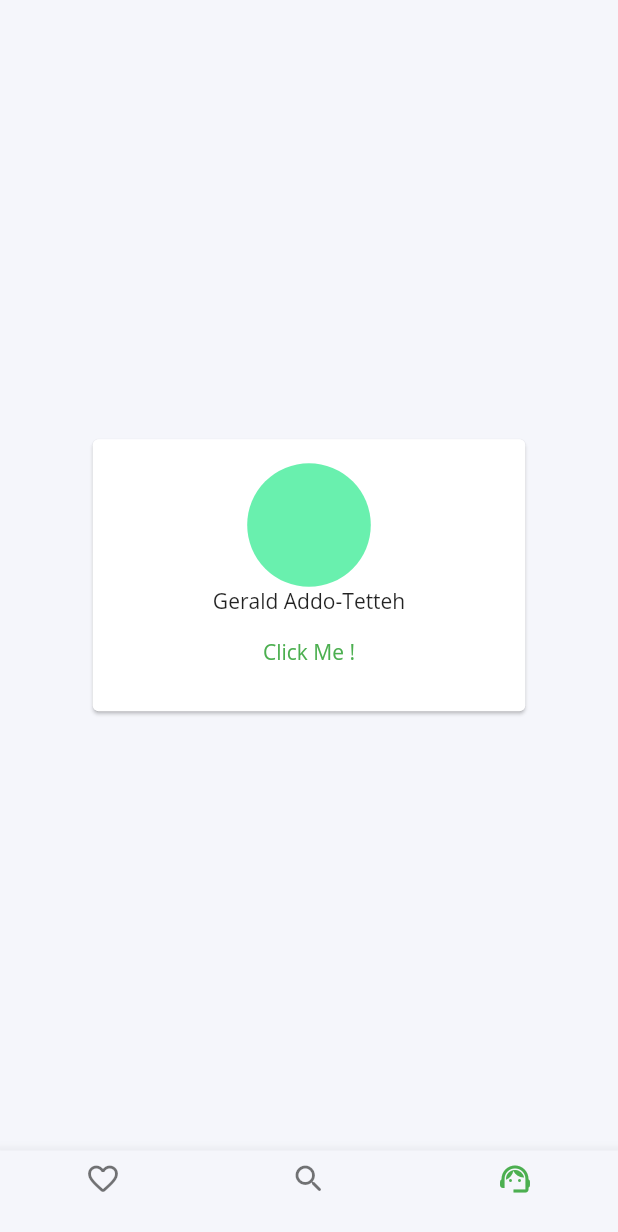
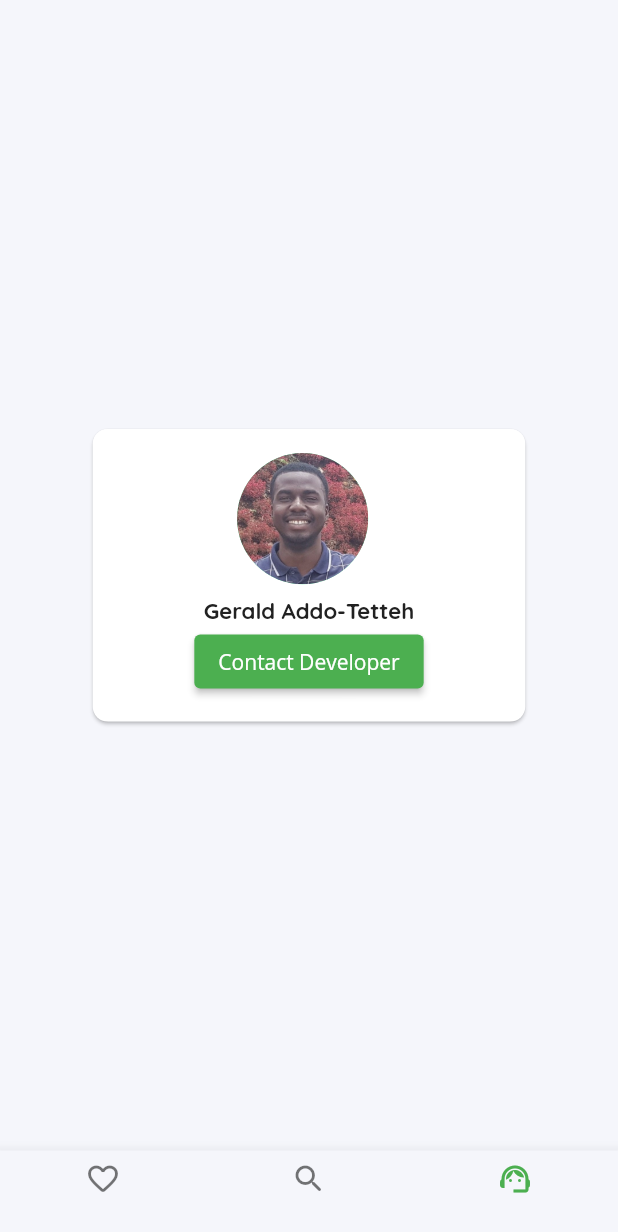
Before and after one commit to gerald-tetteh/Personal-Chef, a Flutter app: the screen it shows after launch, item 3 of the bottom bar chosen, on a phone screen of 412 x 824 dp. Shown: the top 1232 px of the screen. Run offline on Flutter 3.47's test engine with Material 2 defaults, Android fonts, the phone set to English and light mode, and no system bars; our stand-ins replace font_awesome_flutter, sqflite; accounts and stored records are empty.

Commit message:
completed contact page && added card animations && url launcher

```diff
--- /dev/null
+++ b/lib/components/contact_page/contact_card.dart
@@ -0,0 +1,178 @@
+import 'dart:io';
+
+import 'package:flutter/material.dart';
+import 'package:font_awesome_flutter/font_awesome_flutter.dart';
+import 'package:url_launcher/url_launcher.dart' as launcher;
+
+import '../../utils/text_util.dart';
+import '../../utils/default_util.dart';
+import '../../utils/colors_util.dart';
+
+class ContactCard extends StatelessWidget {
+  const ContactCard({
+    Key key,
+    @required this.constraints,
+    @required this.content,
+    @required this.columnFadeAnimation,
+    @required this.rowFadeAnimation,
+    @required this.moveAnimation,
+    @required this.expandRow,
+    @required this.expandColumn,
+  }) : super(key: key);
+
+  final BoxConstraints constraints;
+  final List<Widget> Function(double radius) content;
+  final Animation<double> rowFadeAnimation;
+  final Animation<double> columnFadeAnimation;
+  final Function moveAnimation;
+  final bool expandColumn;
+  final bool expandRow;
+
+  @override
+  Widget build(BuildContext context) {
+    var isAndroid = Platform.isAndroid;
+    return Card(
+      shape: RoundedRectangleBorder(
+        borderRadius: BorderRadius.circular(10),
+      ),
+      child: Container(
+        width: constraints.maxWidth * 0.7,
+        padding: const EdgeInsets.all(16),
+        child: Container(
+          child: Column(
+            mainAxisSize: MainAxisSize.min,
+            children: [
+              FadeTransition(
+                opacity: rowFadeAnimation,
+                child: AnimatedContainer(
+                  duration: Duration(milliseconds: 700),
+                  height: expandRow ? constraints.maxHeight * 0.06 : 0,
+                  child: Row(
+                    children: content(constraints.maxWidth * 0.05),
+                  ),
+                ),
+              ),
+              FadeTransition(
+                opacity: columnFadeAnimation,
+                child: AnimatedContainer(
+                  duration: Duration(milliseconds: 700),
+                  height: expandColumn ? constraints.maxHeight * 0.15 : 0,
+                  child: FittedBox(
+                    child: Column(
+                      mainAxisSize: MainAxisSize.min,
+                      children: content(constraints.maxWidth * 0.1),
+                    ),
+                  ),
+                ),
+              ),
+              FadeTransition(
+                opacity: rowFadeAnimation,
+                child: AnimatedContainer(
+                  duration: Duration(milliseconds: 700),
+                  height: expandRow ? constraints.maxHeight * 0.28 : 0,
+                  child: FittedBox(
+                    child: Column(
+                      crossAxisAlignment: CrossAxisAlignment.start,
+                      mainAxisAlignment: MainAxisAlignment.center,
+                      children: [
+                        FittedBox(
+                          child: ContactDetailTile(
+                            icon: FontAwesomeIcons.github,
+                            text: "GitHub (Source Code)",
+                            onClick: () async {
+                              await _launchPage(
+                                context,
+                                isAndroid,
+                                DefaultUtil.githubUrl,
+                              );
+                            },
+                          ),
+                        ),
+                        FittedBox(
+                          child: ContactDetailTile(
+                            icon: FontAwesomeIcons.linkedin,
+                            text: "LinkedIn",
+                            onClick: () async {
+                              await _launchPage(
+                                context,
+                                isAndroid,
+                                DefaultUtil.linkedInProfile,
+                              );
+                            },
+                          ),
+                        ),
+                        FittedBox(
+                          child: ContactDetailTile(
+                            icon: FontAwesomeIcons.mailBulk,
+                            text: "Email",
+                            onClick: () async {
+                              await _launchPage(
+                                context,
+                                isAndroid,
+                                "mailto:${DefaultUtil.email}?subject=Chef",
+                              );
+                            },
+                          ),
+                        ),
+                      ],
+                    ),
+                  ),
+                ),
+              ),
+              ElevatedButton(
+                child: Text("Contact Developer"),
+                onPressed: () => moveAnimation(),
+              ),
+            ],
+          ),
+        ),
+      ),
+    );
+  }
+
+  Future<void> _launchPage(
+      BuildContext context, bool isAndroid, String url) async {
+    if (await launcher.canLaunch(url)) {
+      try {
+        await launcher.launch(url);
+      } catch (e) {
+        ScaffoldMessenger.of(context).removeCurrentSnackBar();
+        ScaffoldMessenger.of(context).showSnackBar(
+            DefaultUtil.showSnackBar("An error occured", isAndroid));
+      }
+    } else {
+      ScaffoldMessenger.of(context).removeCurrentSnackBar();
+      ScaffoldMessenger.of(context).showSnackBar(
+          DefaultUtil.showSnackBar("An error occured", isAndroid));
+    }
+  }
+}
+
+class ContactDetailTile extends StatelessWidget {
+  const ContactDetailTile({
+    Key key,
+    @required this.text,
+    @required this.icon,
+    @required this.onClick,
+  }) : super(key: key);
+
+  final String text;
+  final IconData icon;
+  final Function onClick;
+
+  @override
+  Widget build(BuildContext context) {
+    return Container(
+      child: TextButton.icon(
+        onPressed: onClick,
+        label: Text(
+          text,
+          style: TextUtil.lightHeader.copyWith(
+            color: ColorUtil.greyDarken4,
+          ),
+        ),
+        icon: Icon(icon),
+      ),
+    );
+  }
+}
--- a/lib/pages/contact_page.dart
+++ b/lib/pages/contact_page.dart
@@ -1,34 +1,97 @@
+import 'package:flutter/cupertino.dart';
 import 'package:flutter/material.dart';
-import 'package:animations/animations.dart' as animations;
 
 import '../utils/colors_util.dart';
+import '../utils/text_util.dart';
+import '../components/contact_page/contact_card.dart';
 
-class ContactPage extends StatelessWidget {
+class ContactPage extends StatefulWidget {
+  const ContactPage();
+  @override
+  _ContactPageState createState() => _ContactPageState();
+}
+
+class _ContactPageState extends State<ContactPage>
+    with SingleTickerProviderStateMixin {
+  List<Widget> children(double radius) {
+    return [
+      Container(
+        margin: const EdgeInsets.only(bottom: 8),
+        padding: const EdgeInsets.only(right: 8),
+        child: CircleAvatar(
+          backgroundColor: ColorUtil.green,
+          radius: radius,
+          backgroundImage: AssetImage("assets/images/profile_picture.jpg"),
+        ),
+      ),
+      Text(
+        "Gerald Addo-Tetteh",
+        style: TextUtil.titleText,
+      ),
+    ];
+  }
+
+  AnimationController _controller;
+  Animation<double> _rowFadeAnimation;
+  Animation<double> _columnFadeAnimation;
+  bool _expandRow = false;
+  bool _expandColumn = true;
+
+  bool forward = true;
+
+  @override
+  void initState() {
+    _controller = AnimationController(
+      vsync: this,
+      duration: Duration(milliseconds: 700),
+    );
+    _rowFadeAnimation = Tween<double>(begin: 0.0, end: 1.0).animate(
+      CurvedAnimation(
+        parent: _controller,
+        curve: Curves.easeIn,
+      ),
+    );
+    _columnFadeAnimation = Tween<double>(begin: 1.0, end: 0.0).animate(
+      CurvedAnimation(
+        parent: _controller,
+        curve: Curves.easeIn,
+      ),
+    );
+    super.initState();
+  }
+
+  void moveAnimation() {
+    if (forward) {
+      _controller.forward();
+      forward = !forward;
+      setState(() {
+        _expandColumn = !_expandColumn;
+        _expandRow = !_expandRow;
+      });
+    } else {
+      _controller.reverse();
+      forward = !forward;
+      setState(() {
+        _expandColumn = !_expandColumn;
+        _expandRow = !_expandRow;
+      });
+    }
+  }
+
   @override
   Widget build(BuildContext context) {
     return Container(
       child: Center(
         child: LayoutBuilder(
           builder: (context, constraints) {
-            return Card(
-              child: Container(
-                width: constraints.maxWidth * 0.7,
-                padding: const EdgeInsets.all(16),
-                child: Column(
-                  mainAxisSize: MainAxisSize.min,
-                  children: [
-                    CircleAvatar(
-                      backgroundColor: ColorUtil.green,
-                      radius: constraints.maxWidth * 0.1,
-                    ),
-                    Text("Gerald Addo-Tetteh"),
-                    TextButton(
-                      child: Text("Click Me !"),
-                      onPressed: () {},
-                    ),
-                  ],
-                ),
-              ),
+            return ContactCard(
+              constraints: constraints,
+              content: children,
+              columnFadeAnimation: _columnFadeAnimation,
+              rowFadeAnimation: _rowFadeAnimation,
+              moveAnimation: moveAnimation,
+              expandRow: _expandRow,
+              expandColumn: _expandColumn,
             );
           },
         ),
--- a/lib/utils/default_util.dart
+++ b/lib/utils/default_util.dart
@@ -1,8 +1,14 @@
 import 'package:flutter/material.dart';
+import 'package:flutter/cupertino.dart';
 
 class DefaultUtil {
-  static final imageSizeUrl = "636x393";
-  static final ingredientImageSize = "500x500";
+  static const imageSizeUrl = "636x393";
+  static const ingredientImageSize = "500x500";
+
+  static const githubUrl = "https://github.com/gerald-tetteh/Personal-Chef";
+  static const email = "addodevelop@gmail.com";
+  static const linkedInProfile =
+      "https://www.linkedin.com/in/gerald-addo-tetteh-a28101182";
 
   static const Map<String, List> categories = {
     "Quickly": [Color(0xffffecb3), "assets/images/quick_food.jpg", "type"],
@@ -25,4 +31,23 @@ class DefaultUtil {
 
   static String setIngredientImageUrl(String image) =>
       "https://spoonacular.com/cdn/ingredients_$ingredientImageSize/$image";
+
+  static SnackBar showSnackBar(String text, bool isAndroid) {
+    return SnackBar(
+      content: Row(
+        children: [
+          Padding(
+            padding: const EdgeInsets.only(right: 8.0),
+            child: Icon(
+              isAndroid
+                  ? Icons.error_outline
+                  : CupertinoIcons.exclamationmark_triangle,
+              color: Colors.red,
+            ),
+          ),
+          Text(text),
+        ],
+      ),
+    );
+  }
 }
--- a/pubspec.yaml
+++ b/pubspec.yaml
@@ -24,11 +24,11 @@ dependencies:
   flutter:
     sdk: flutter
   provider: ^4.3.3
-  animations: ^1.1.2
   http: ^0.12.2
   sqflite: ^1.3.2+3
   path: ^1.7.0
-
+  url_launcher: ^5.7.10
+  font_awesome_flutter: ^8.11.0
 
   # The following adds the Cupertino Icons font to your application.
   # Use with the CupertinoIcons class for iOS style icons.
```
Also changed, not shown: assets/images/profile_picture.jpg (added), pubspec.lock, 1 other file.
